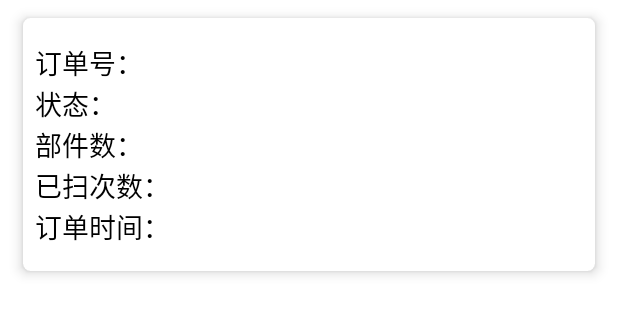
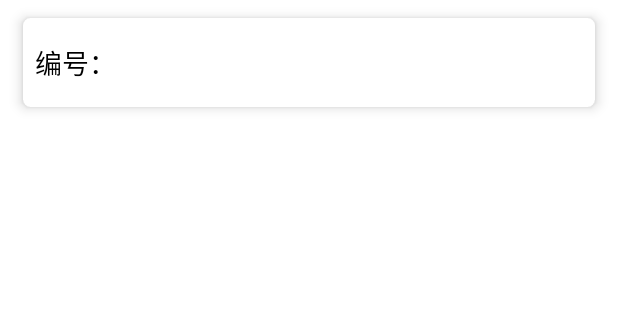
Before and after one commit to look0089/scan, an Android app: the layout item_order.xml on its own in the app's theme, with its tools: preview values and no code run, on a phone screen of 412 x 824 dp. Shown: the top 314 px of the screen. Run offline under Robolectric (Android 15) with nearby library versions, the phone set to English and light mode, and no system bars.

Commit message:
界面修改

```diff
--- a/app/src/main/java/com/jidu/scan/order/OrderEntity.java
+++ b/app/src/main/java/com/jidu/scan/order/OrderEntity.java
@@ -48,6 +48,8 @@ public class OrderEntity extends BaseEntity {
             public String scan_count;
             public String count;
             public String status_cn;
+            public String barcode;
+            public String meid;
         }
     }
 }
--- a/app/src/main/res/layout/item_order.xml
+++ b/app/src/main/res/layout/item_order.xml
@@ -29,12 +29,21 @@
 
 
             <TextView
+                android:id="@+id/tv_bar_code"
+                android:layout_width="wrap_content"
+                android:layout_height="wrap_content"
+                android:text="编号："
+                android:textColor="@color/black"
+                android:textSize="18sp"/>
+
+            <TextView
                 android:id="@+id/tv_order_no"
                 android:layout_width="wrap_content"
                 android:layout_height="wrap_content"
                 android:text="订单号："
                 android:textColor="@color/black"
-                android:textSize="18sp"/>
+                android:textSize="18sp"
+                android:visibility="gone"/>
 
             <TextView
                 android:id="@+id/tv_status"
@@ -42,7 +51,8 @@
                 android:layout_height="wrap_content"
                 android:text="状态："
                 android:textColor="@color/black"
-                android:textSize="18sp"/>
+                android:textSize="18sp"
+                android:visibility="gone"/>
 
             <TextView
                 android:id="@+id/tv_count"
@@ -50,7 +60,8 @@
                 android:layout_height="wrap_content"
                 android:text="部件数："
                 android:textColor="@color/black"
-                android:textSize="18sp"/>
+                android:textSize="18sp"
+                android:visibility="gone"/>
 
             <TextView
                 android:id="@+id/tv_scan_count"
@@ -58,7 +69,8 @@
                 android:layout_height="wrap_content"
                 android:text="已扫次数："
                 android:textColor="@color/black"
-                android:textSize="18sp"/>
+                android:textSize="18sp"
+                android:visibility="gone"/>
 
 
             <TextView
@@ -67,7 +79,8 @@
                 android:layout_height="wrap_content"
                 android:text="订单时间："
                 android:textColor="@color/black"
-                android:textSize="18sp"/>
+                android:textSize="18sp"
+                android:visibility="gone"/>
 
         </LinearLayout>
     </android.support.v7.widget.CardView>
```
Also changed, not shown: app/src/main/java/com/jidu/scan/Api.java (+11 -3 lines), app/src/main/java/com/jidu/scan/TestScanActivity.java (+18 -1 lines), app/src/main/java/com/jidu/scan/order/OrderActivity.java (+26 -52 lines), app/src/main/res/layout/activity_order.xml (+1 -15 lines).
